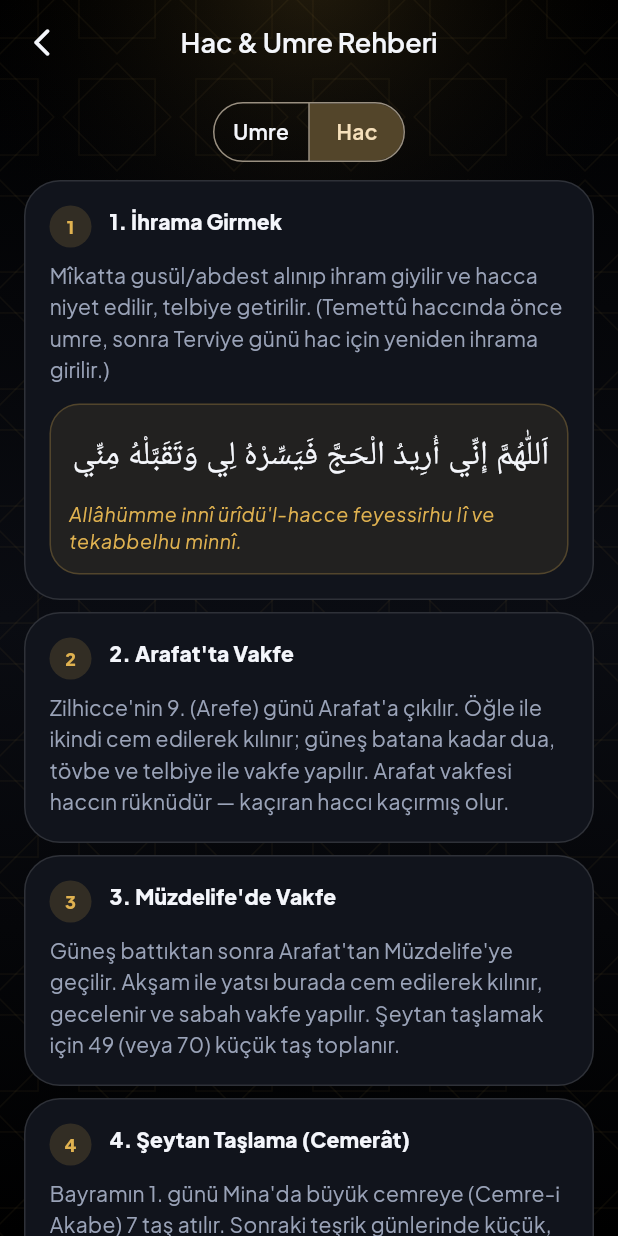
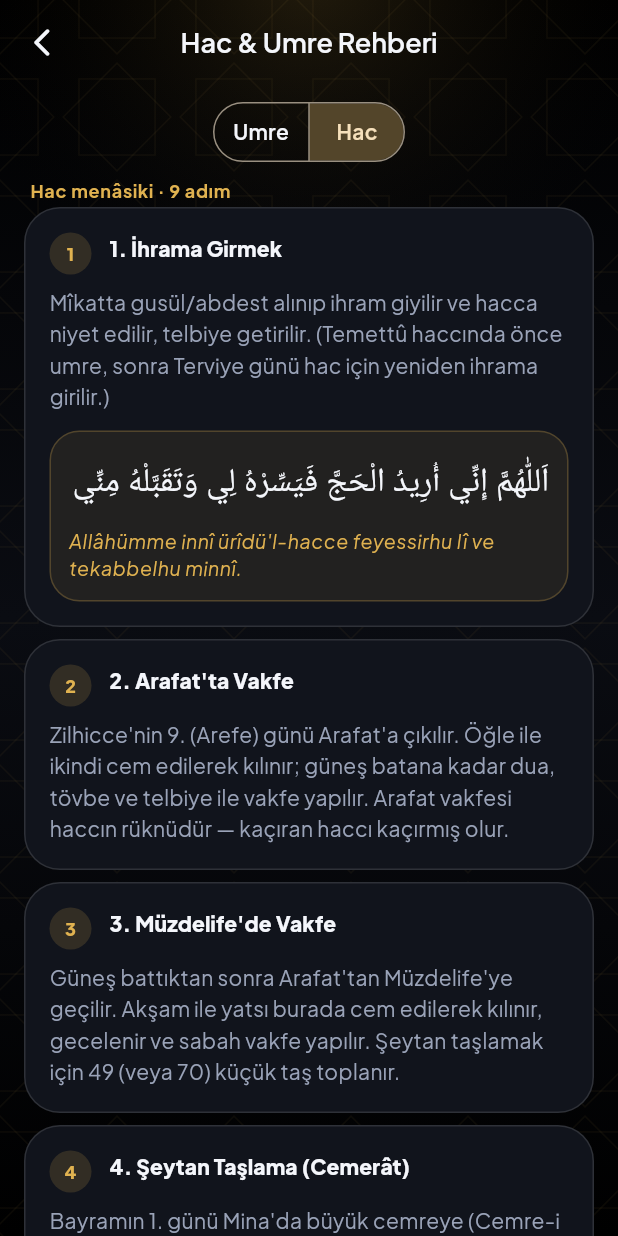
Before and after one commit to alirzakrg-a11y/selaya, a Flutter app: the HajjUmrahScreen screen opened by its route, after a tap on "Hac", on a phone screen of 412 x 824 dp. Run offline on Flutter 3.47's test engine with Material 3 defaults, Android fonts, the phone set to English and light mode, and no system bars; our stand-ins replace adhan, audio_service, cached_network_image, easy_localization, flutter_animate, flutter_compass and 18 more; missing offline and left inert: audio_session, gal, geomag; accounts and stored records are empty; network calls fail; Roboto replaces fonts that are missing (Amiri).

Commit message:
Hac & Umre rehberi cila: adım sayısı + kaynak/uyarı notu
Sırayla devam (Hac & Umre):
- SegmentedButton altına adım sayısı: "Umre menâsiki · N adım" / "Hac · N adım".
- KAYNAK/UYARI NOTU eklendi (menasik için eksikti): "Diyanet Hac rehberi esas;
  ayrıntı için rehberinize/yetkili kaynaklara başvurun" — liste sonunda.

NOT bu turda incelenen ama dokunulmayanlar: Tesbihat (zaten cilalı — sayaç
halkası/adım noktaları/haptik), Zikirmatik (karmaşık ses/state, yüksek risk +
sweep'te zaten token'landı).

v1.0.185+2186, telefonda. analyze + build temiz.

Co-Authored-By: Claude Opus 4.8 (1M context) <noreply@anthropic.com>

```diff
--- a/lib/features/hajj/presentation/hajj_umrah_screen.dart
+++ b/lib/features/hajj/presentation/hajj_umrah_screen.dart
@@ -81,6 +81,22 @@ class _HajjUmrahScreenState extends ConsumerState<HajjUmrahScreen> {
                   onSelectionChanged: (s) => setState(() => _type = s.first),
                 ),
               ),
+              Padding(
+                padding: const EdgeInsets.only(
+                    left: AppSpacing.base + 4, bottom: AppSpacing.xs),
+                child: Align(
+                  alignment: Alignment.centerLeft,
+                  child: Text(
+                    tr
+                        ? '${_type == 'umre' ? 'Umre' : 'Hac'} menâsiki · ${steps.length} adım'
+                        : '${_type == 'umre' ? 'Umrah' : 'Hajj'} rites · ${steps.length} steps',
+                    style: Theme.of(context).textTheme.labelMedium?.copyWith(
+                        color: context.colors.gold,
+                        fontWeight: FontWeight.w700,
+                        letterSpacing: 0.5),
+                  ),
+                ),
+              ),
               Expanded(
                 child: steps.isEmpty
                     ? const SelayaEmpty(icon: Icons.mosque_rounded)
@@ -91,10 +107,46 @@ class _HajjUmrahScreenState extends ConsumerState<HajjUmrahScreen> {
                           AppSpacing.base,
                           AppSpacing.xxxl,
                         ),
-                        itemCount: steps.length,
+                        itemCount: steps.length + 1,
                         separatorBuilder: (_, _) => const Gap.sm(),
-                        itemBuilder: (_, i) =>
-                            _StepCard(step: steps[i], index: i),
+                        itemBuilder: (_, i) {
+                          if (i == steps.length) {
+                            final c = context.colors;
+                            return Padding(
+                              padding: const EdgeInsets.only(top: AppSpacing.sm),
+                              child: Container(
+                                padding: const EdgeInsets.all(AppSpacing.md),
+                                decoration: BoxDecoration(
+                                  color: c.gold.withValues(alpha: 0.08),
+                                  borderRadius: AppRadius.rSm,
+                                  border: Border.all(
+                                      color: c.gold.withValues(alpha: 0.25)),
+                                ),
+                                child: Row(
+                                  children: [
+                                    Icon(Icons.menu_book_rounded,
+                                        size: 16, color: c.gold),
+                                    const Gap.sm(),
+                                    Expanded(
+                                      child: Text(
+                                        tr
+                                            ? 'Kaynak: Diyanet İşleri Başkanlığı İlmihali / Hac rehberi esas alınmıştır. Menâsikin ayrıntısı için rehberinize / yetkili kaynaklara başvurun.'
+                                            : 'Source: based on the Diyanet hajj guide. For details of the rites, consult your guide / qualified sources.',
+                                        style: Theme.of(context)
+                                            .textTheme
+                                            .bodySmall
+                                            ?.copyWith(
+                                                color: c.textSecondary,
+                                                height: 1.4),
+                                      ),
+                                    ),
+                                  ],
+                                ),
+                              ),
+                            );
+                          }
+                          return _StepCard(step: steps[i], index: i);
+                        },
                       ),
               ),
             ],
--- a/pubspec.yaml
+++ b/pubspec.yaml
@@ -1,7 +1,7 @@
 name: selaya
 description: "SELAYA — More Than Prayer Times. Premium Islamic lifestyle & prayer companion."
 publish_to: 'none'
-version: 1.0.184+2185
+version: 1.0.185+2186
 
 environment:
   sdk: ^3.12.0
```
